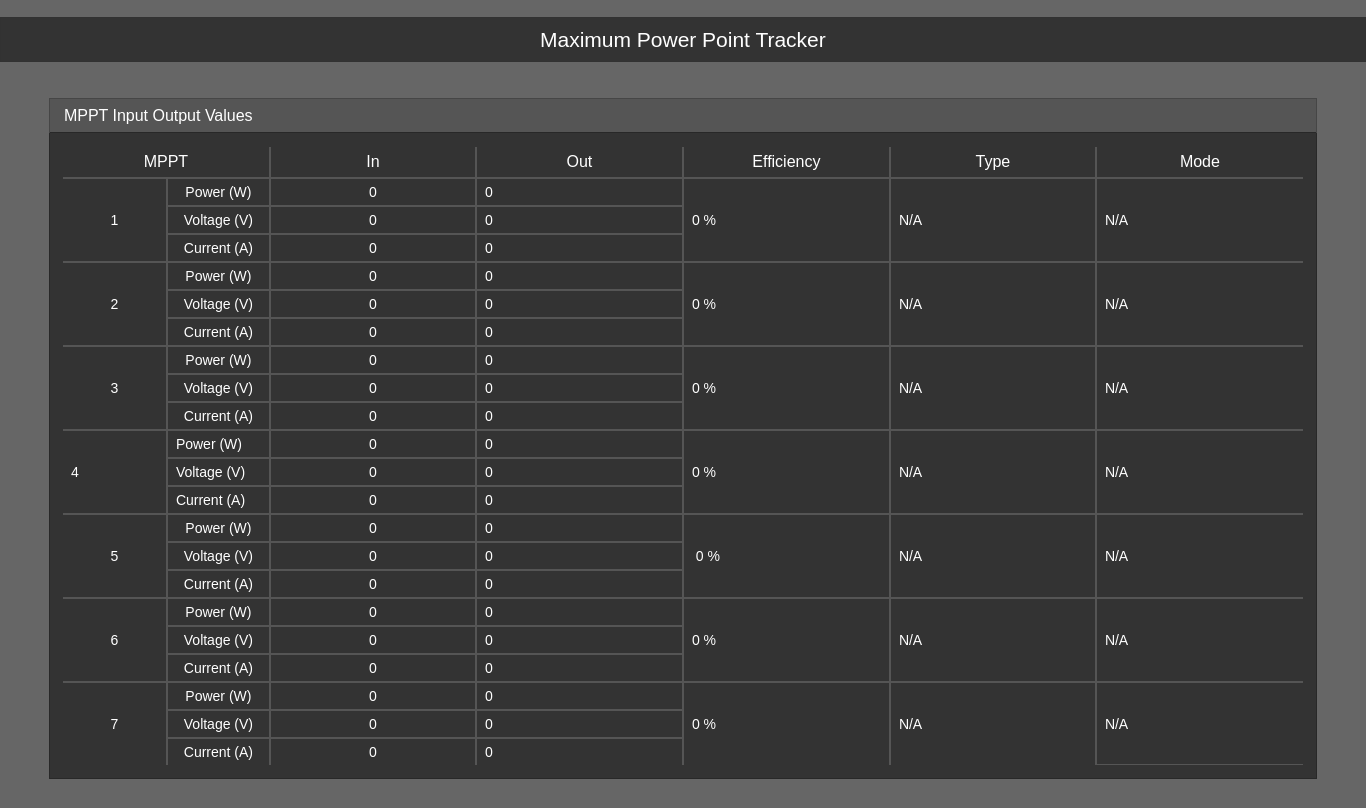
Before: the Qt Designer form MpptUI.ui in UCSolarCarTeam/Delta-Desktop-Client-Telemetry, drawn with Qt 5.
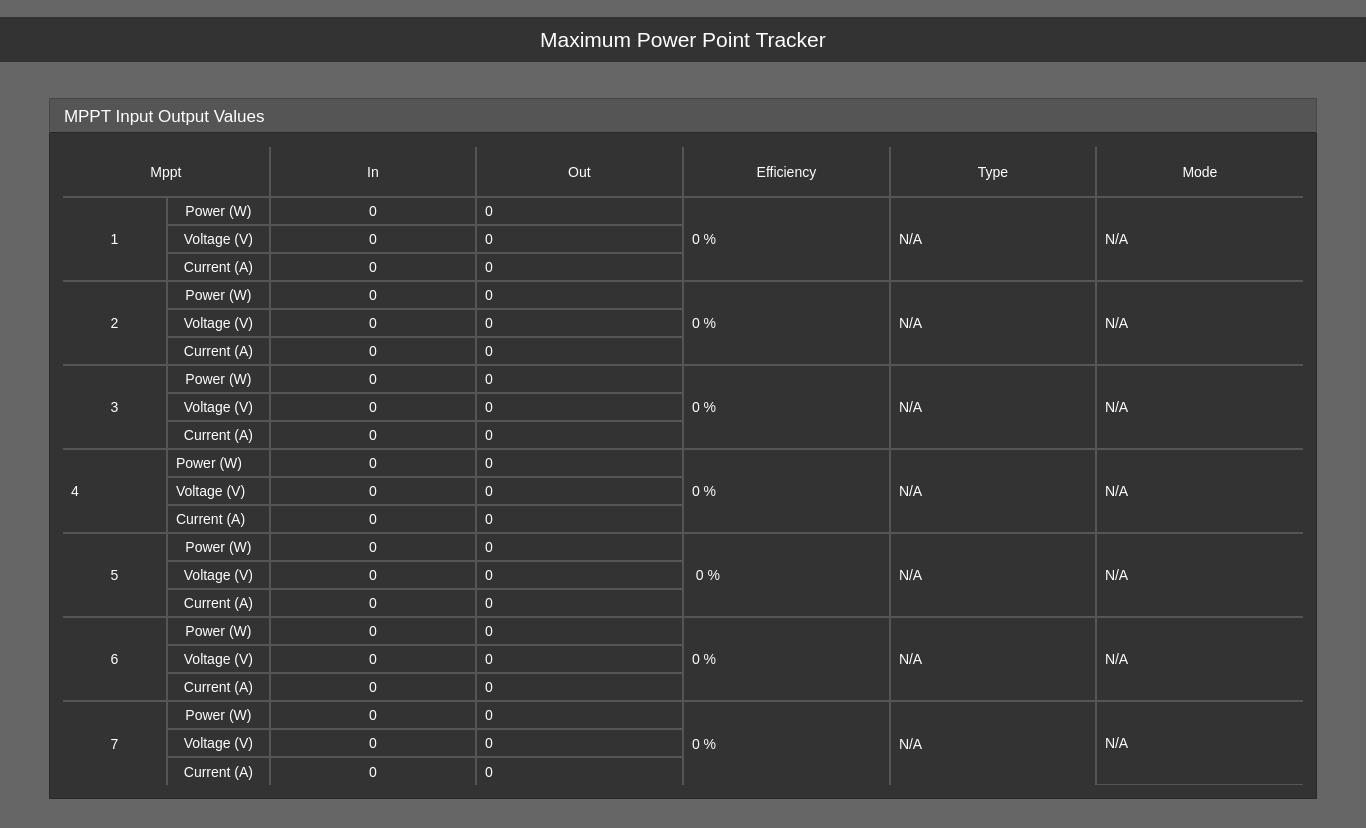
After: the same form once the commit is applied. Icons and pictures are not drawn.

Commit message: added better scaling for font, it won't be super gigantic and not show on some screens. It is still very tiny on large screens

Diff of the .ui file:
```diff
--- a/MpptUI.ui
+++ b/MpptUI.ui
@@ -10,7 +10,7 @@
     <x>0</x>
     <y>0</y>
     <width>1366</width>
-    <height>808</height>
+    <height>828</height>
    </rect>
   </property>
   <property name="sizePolicy">
@@ -278,7 +278,10 @@
 background: none;</string>
                 </property>
                 <property name="text">
-                 <string>&lt;html&gt;&lt;head/&gt;&lt;body&gt;&lt;p&gt;&lt;span style=&quot; font-size:12pt;&quot;&gt;MPPT Input Output Values&lt;/span&gt;&lt;/p&gt;&lt;/body&gt;&lt;/html&gt;</string>
+                 <string>MPPT Input Output Values</string>
+                </property>
+                <property name="textFormat">
+                 <enum>Qt::PlainText</enum>
                 </property>
                </widget>
               </item>
@@ -546,10 +549,10 @@
 border-left: none;</string>
                     </property>
                     <property name="text">
-                     <string>&lt;html&gt;&lt;head/&gt;&lt;body&gt;&lt;p&gt;&lt;span style=&quot; font-size:12pt;&quot;&gt;MPPT&lt;/span&gt;&lt;/p&gt;&lt;/body&gt;&lt;/html&gt;</string>
+                     <string>Mppt</string>
                     </property>
                     <property name="textFormat">
-                     <enum>Qt::RichText</enum>
+                     <enum>Qt::PlainText</enum>
                     </property>
                     <property name="alignment">
                      <set>Qt::AlignCenter</set>
@@ -599,7 +602,10 @@
                      <string notr="true">border-top: none;</string>
                     </property>
                     <property name="text">
-                     <string>&lt;html&gt;&lt;head/&gt;&lt;body&gt;&lt;p&gt;&lt;span style=&quot; font-size:12pt;&quot;&gt;Efficiency&lt;/span&gt;&lt;/p&gt;&lt;/body&gt;&lt;/html&gt;</string>
+                     <string>Efficiency</string>
+                    </property>
+                    <property name="textFormat">
+                     <enum>Qt::PlainText</enum>
                     </property>
                     <property name="alignment">
                      <set>Qt::AlignCenter</set>
@@ -1032,7 +1038,10 @@
                      <string notr="true">border-top: none;</string>
                     </property>
                     <property name="text">
-                     <string>&lt;html&gt;&lt;head/&gt;&lt;body&gt;&lt;p&gt;&lt;span style=&quot; font-size:12pt;&quot;&gt;In&lt;/span&gt;&lt;/p&gt;&lt;/body&gt;&lt;/html&gt;</string>
+                     <string>In</string>
+                    </property>
+                    <property name="textFormat">
+                     <enum>Qt::PlainText</enum>
                     </property>
                     <property name="alignment">
                      <set>Qt::AlignCenter</set>
@@ -1275,7 +1284,10 @@
                      <string notr="true">border-top: none;</string>
                     </property>
                     <property name="text">
-                     <string>&lt;html&gt;&lt;head/&gt;&lt;body&gt;&lt;p&gt;&lt;span style=&quot; font-size:12pt;&quot;&gt;Out&lt;/span&gt;&lt;/p&gt;&lt;/body&gt;&lt;/html&gt;</string>
+                     <string>Out</string>
+                    </property>
+                    <property name="textFormat">
+                     <enum>Qt::PlainText</enum>
                     </property>
                     <property name="alignment">
                      <set>Qt::AlignCenter</set>
@@ -1294,7 +1306,10 @@
                      <string notr="true">border-top: none;</string>
                     </property>
                     <property name="text">
-                     <string>&lt;html&gt;&lt;head/&gt;&lt;body&gt;&lt;p&gt;&lt;span style=&quot; font-size:12pt;&quot;&gt;Type&lt;/span&gt;&lt;/p&gt;&lt;/body&gt;&lt;/html&gt;</string>
+                     <string>Type</string>
+                    </property>
+                    <property name="textFormat">
+                     <enum>Qt::PlainText</enum>
                     </property>
                     <property name="alignment">
                      <set>Qt::AlignCenter</set>
@@ -1314,7 +1329,10 @@
 border-right:none;</string>
                     </property>
                     <property name="text">
-                     <string>&lt;html&gt;&lt;head/&gt;&lt;body&gt;&lt;p&gt;&lt;span style=&quot; font-size:12pt;&quot;&gt;Mode&lt;/span&gt;&lt;/p&gt;&lt;/body&gt;&lt;/html&gt;</string>
+                     <string>Mode</string>
+                    </property>
+                    <property name="textFormat">
+                     <enum>Qt::PlainText</enum>
                     </property>
                     <property name="alignment">
                      <set>Qt::AlignCenter</set>
```
The commit also changes 3 other files.
